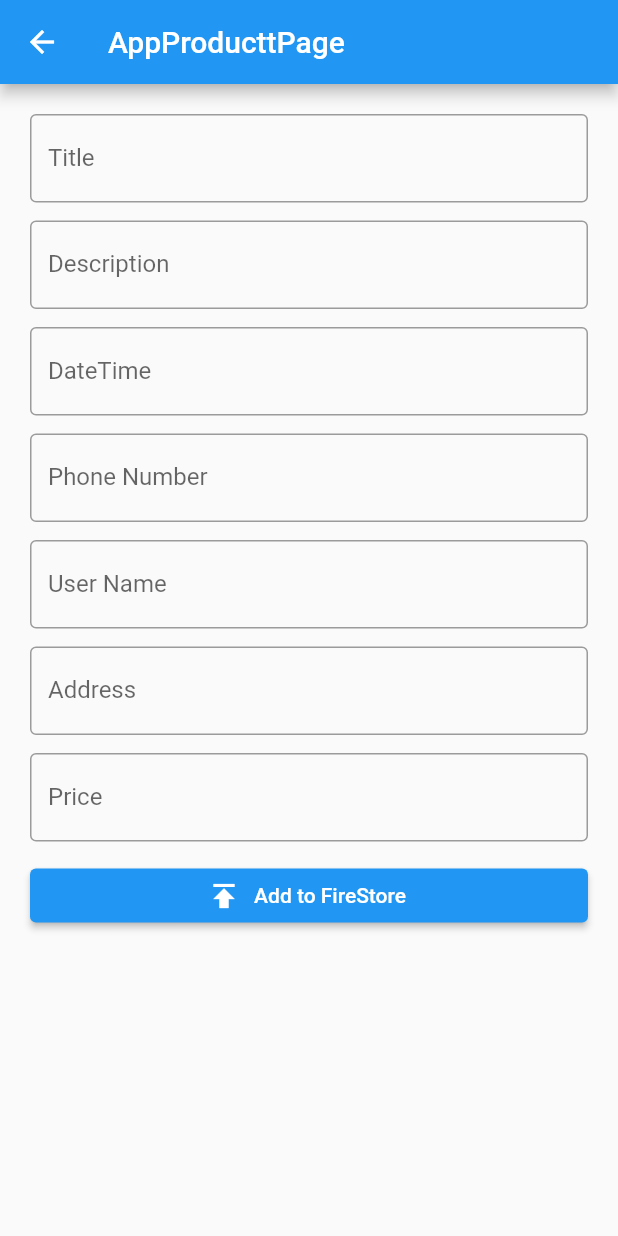
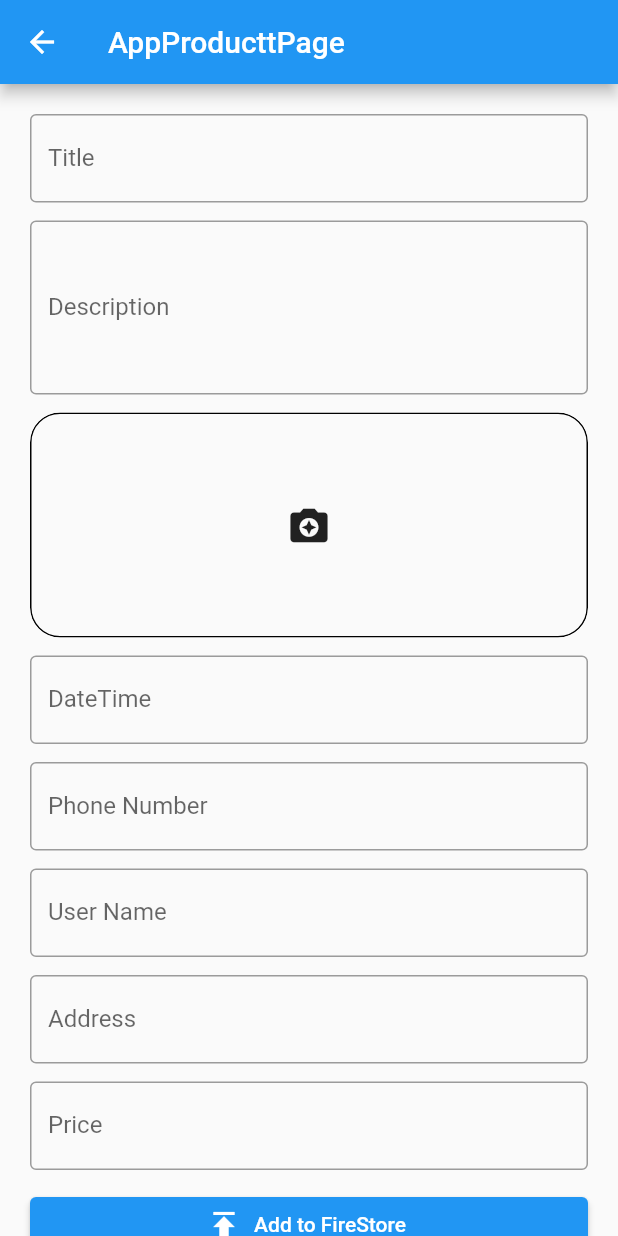
Before and after one commit to mustafanabiev/jarnama_app, a Flutter app: the screen it shows after launch, after a tap on the "add" icon, on a phone screen of 412 x 824 dp. Run offline on Flutter 3.47's test engine with Material 2 defaults, Android fonts, the phone set to English and light mode, and no system bars; our stand-ins replace firebase_core, image_picker; accounts and stored records are empty.

Commit message:
image picker

```diff
--- a/lib/app_product/page/app_product_page.dart
+++ b/lib/app_product/page/app_product_page.dart
@@ -1,20 +1,24 @@
-import 'package:flutter/cupertino.dart';
 import 'package:flutter/material.dart';
+import 'package:image_picker/image_picker.dart';
+import 'package:intl/intl.dart';
 import 'package:jarnama_app/components/custom_text_field.dart';
+import 'package:jarnama_app/components/image_container.dart';
+import 'package:jarnama_app/services/date_time_service.dart';
 
+// ignore: must_be_immutable
 class AppProductPage extends StatelessWidget {
-  const AppProductPage({Key? key}) : super(key: key);
+  AppProductPage({Key? key}) : super(key: key);
+  final title = TextEditingController();
+  final desc = TextEditingController();
+  final dateTime = TextEditingController();
+  final phone = TextEditingController();
+  final userName = TextEditingController();
+  final address = TextEditingController();
+  final price = TextEditingController();
+  List<XFile> images = [];
 
   @override
   Widget build(BuildContext context) {
-    final title = TextEditingController();
-    final desc = TextEditingController();
-    final dateTime = TextEditingController();
-    final phone = TextEditingController();
-    final userName = TextEditingController();
-    final address = TextEditingController();
-    final price = TextEditingController();
-
     return Scaffold(
       appBar: AppBar(
         title: const Text('AppProducttPage'),
@@ -29,7 +33,14 @@ class AppProductPage extends StatelessWidget {
           const SizedBox(height: 12),
           CustomTextField(
             controller: desc,
+            maxLines: 4,
             hintText: 'Description',
+          ),
+          const SizedBox(height: 12),
+          ImageContainer(
+            images: images,
+            onPicked: (value) => images = value,
+            onDelete: (xfile) => images.remove(xfile),
           ),
           const SizedBox(height: 12),
           CustomTextField(
@@ -37,24 +48,9 @@ class AppProductPage extends StatelessWidget {
             hintText: 'DateTime',
             focusNode: FocusNode(),
             onTap: () async {
-              showCupertinoModalPopup(
-                context: context,
-                builder: (BuildContext builder) {
-                  return Container(
-                    height:
-                        MediaQuery.of(context).copyWith().size.height * 0.25,
-                    color: Colors.white,
-                    child: CupertinoDatePicker(
-                      mode: CupertinoDatePickerMode.date,
-                      onDateTimeChanged: (value) {
-                        dateTime.text = value.toString();
-                      },
-                      initialDateTime: DateTime.now(),
-                      minimumYear: 2000,
-                      maximumYear: 3000,
-                    ),
-                  );
-                },
+              await DateTimeService.showDateTimePicker(
+                context,
+                (value) => dateTime.text = DateFormat("d MMM, y").format(value),
               );
             },
           ),
--- a/lib/components/custom_text_field.dart
+++ b/lib/components/custom_text_field.dart
@@ -23,6 +23,7 @@ class CustomTextField extends StatelessWidget {
   @override
   Widget build(BuildContext context) {
     return TextFormField(
+      controller: controller,
       onTap: onTap,
       maxLines: maxLines,
       focusNode: focusNode,
@@ -30,6 +31,7 @@ class CustomTextField extends StatelessWidget {
         prefixIcon: prefixIcon,
         suffixIcon: suffixIcon,
         label: Text(hintText ?? ''),
+        hintText: hintText,
         border: const OutlineInputBorder(),
       ),
     );
--- /dev/null
+++ b/lib/components/image_container.dart
@@ -0,0 +1,100 @@
+import 'package:flutter/material.dart';
+import 'package:image_picker/image_picker.dart';
+import 'package:jarnama_app/components/image_card.dart';
+import 'package:jarnama_app/services/image_picker_services.dart';
+
+// ignore: must_be_immutable
+class ImageContainer extends StatefulWidget {
+  ImageContainer({
+    super.key,
+    required this.images,
+    required this.onPicked,
+    required this.onDelete,
+  });
+  List<XFile> images;
+  final void Function(List<XFile> image) onPicked;
+  final void Function(XFile) onDelete;
+
+  @override
+  State<ImageContainer> createState() => _ImageContainerState();
+}
+
+class _ImageContainerState extends State<ImageContainer> {
+  final service = ImagePickerService();
+
+  @override
+  Widget build(BuildContext context) {
+    return ClipRRect(
+      borderRadius: BorderRadius.circular(20),
+      child: Container(
+        width: double.infinity,
+        decoration: BoxDecoration(
+          border: Border.all(),
+          borderRadius: BorderRadius.circular(20),
+        ),
+        child: widget.images.isNotEmpty
+            ? SizedBox(
+                height: 300,
+                child: Stack(
+                  children: [
+                    GridView.builder(
+                      gridDelegate:
+                          const SliverGridDelegateWithFixedCrossAxisCount(
+                        crossAxisCount: 3,
+                      ),
+                      itemCount: widget.images.length,
+                      itemBuilder: (context, index) {
+                        return ImageCard(
+                          file: widget.images[index],
+                          delete: (xfile) {
+                            widget.images.remove(xfile);
+                            widget.onDelete(xfile);
+                            setState(() {});
+                          },
+                        );
+                      },
+                    ),
+                    Positioned(
+                      bottom: 8,
+                      right: 8,
+                      child: IconButton(
+                        onPressed: () async {
+                          final value = await service.pickImages();
+                          if (value != null) {
+                            widget.onPicked(value);
+                            widget.images = value;
+                            setState(() {});
+                          }
+                        },
+                        icon: const Icon(
+                          Icons.camera_enhance,
+                          size: 30,
+                        ),
+                      ),
+                    ),
+                  ],
+                ),
+              )
+            : Center(
+                child: Padding(
+                  padding: const EdgeInsets.all(50),
+                  child: IconButton(
+                    onPressed: () async {
+                      final value = await service.pickImages();
+                      if (value != null) {
+                        widget.onPicked(value);
+                        widget.images = value;
+                        setState(() {});
+                      }
+                    },
+                    icon: const Icon(
+                      Icons.camera_enhance,
+                      size: 30,
+                    ),
+                  ),
+                ),
+              ),
+      ),
+    );
+  }
+}
--- a/lib/home/page/home_page.dart
+++ b/lib/home/page/home_page.dart
@@ -20,7 +20,7 @@ class _HomePageState extends State<HomePage> {
           Navigator.push(
             context,
             MaterialPageRoute(
-              builder: (context) => const AppProductPage(),
+              builder: (context) => AppProductPage(),
             ),
           );
         },
--- /dev/null
+++ b/lib/services/date_time_service.dart
@@ -0,0 +1,26 @@
+import 'package:flutter/cupertino.dart';
+import 'package:flutter/material.dart';
+
+class DateTimeService {
+  static Future<void> showDateTimePicker(
+    BuildContext context,
+    void Function(DateTime) onChanged,
+  ) async {
+    return showCupertinoModalPopup(
+      context: context,
+      builder: (BuildContext builder) {
+        return Container(
+          height: MediaQuery.of(context).copyWith().size.height * 0.25,
+          color: Colors.white,
+          child: CupertinoDatePicker(
+            mode: CupertinoDatePickerMode.date,
+            onDateTimeChanged: onChanged,
+            initialDateTime: DateTime.now(),
+            minimumYear: 2000,
+            maximumYear: 3000,
+          ),
+        );
+      },
+    );
+  }
+}
--- /dev/null
+++ b/lib/services/image_picker_services.dart
@@ -0,0 +1,10 @@
+import 'package:image_picker/image_picker.dart';
+
+class ImagePickerService {
+  final ImagePicker _picker = ImagePicker();
+
+  Future<List<XFile>?> pickImages() async {
+    final images = await _picker.pickMultiImage();
+    return images;
+  }
+}
--- a/pubspec.yaml
+++ b/pubspec.yaml
@@ -36,6 +36,9 @@ dependencies:
   # Use with the CupertinoIcons class for iOS style icons.
   cupertino_icons: ^1.0.2
   firebase_core: ^2.7.0
+  intl: ^0.18.0
+  image_picker: ^0.8.6+4
+  firebase_storage: ^11.0.14
 
 dev_dependencies:
   flutter_test:
```
Also changed, not shown: lib/components/image_card.dart (added, +44 -0 lines), pubspec.lock, 2 other files.
